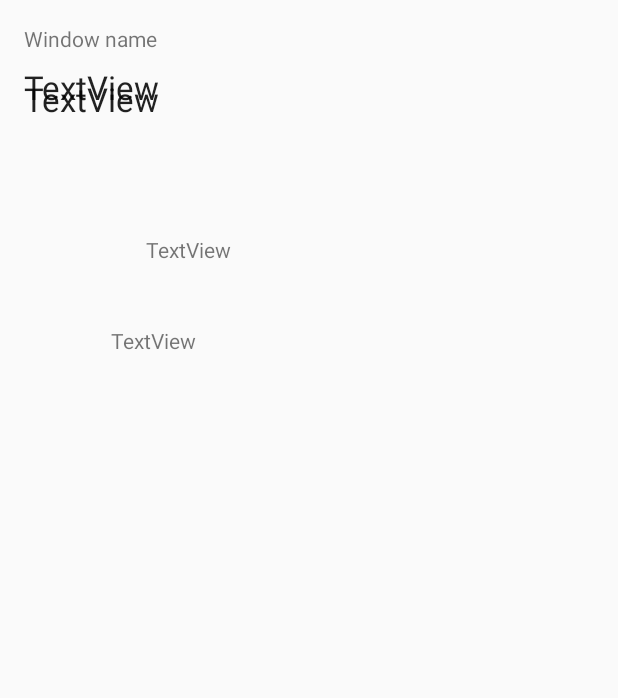
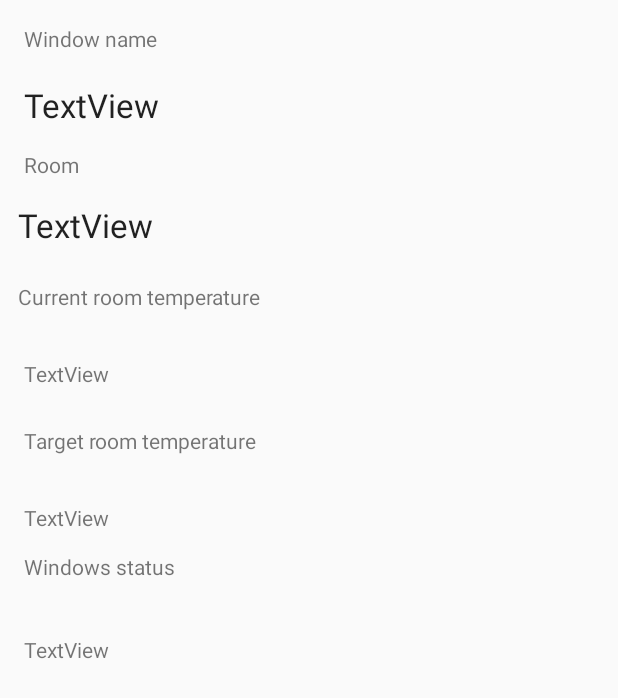
Before and after one commit to Aboussejra/faircorp_android_frontend, an Android app: the layout activity_window.xml on its own in the app's theme, with its tools: preview values and no code run, on a phone screen of 412 x 824 dp. Shown: the top 698 px of the screen. Run offline under Robolectric (Android 15) with nearby library versions, the phone set to English and light mode, and no system bars.

Commit message:
Layout updated Window activity

```diff
--- a/app/src/main/java/com/faircorp/WindowActivity.kt
+++ b/app/src/main/java/com/faircorp/WindowActivity.kt
@@ -8,28 +8,28 @@ import com.faircorp.model.WindowService
 //const val WINDOW_NAME_PARAM = "com.faircorp.windowname.attribute"
 // already defined in mainActivity, so there seems to be a conflict
 class WindowActivity : BasicActivity() {
-//    override fun onCreate(savedInstanceState: Bundle?) {
-//        super.onCreate(savedInstanceState)
-//        setContentView(R.layout.activity_window)
-//        supportActionBar?.setDisplayHomeAsUpEnabled(true)
-//        val param = intent.getStringExtra(WINDOW_NAME_PARAM)
-//        val windowName = findViewById<TextView>(R.id.txt_window_name)
-//        windowName.text = param
+    override fun onCreate(savedInstanceState: Bundle?) {
+        super.onCreate(savedInstanceState)
+        setContentView(R.layout.activity_window)
+        supportActionBar?.setDisplayHomeAsUpEnabled(true)
+        val param = intent.getStringExtra(WINDOW_NAME_PARAM)
+        val windowName = findViewById<TextView>(R.id.txt_window_name)
+        windowName.text = param
+    }
+//val windowService = WindowService()
+//override fun onCreate(savedInstanceState: Bundle?) {
+//    super.onCreate(savedInstanceState)
+//    setContentView(R.layout.activity_windows)
+//    supportActionBar?.setDisplayHomeAsUpEnabled(true)
+//    val id = intent.getLongExtra(WINDOW_NAME_PARAM, 0)
+//    val window = windowService.findById(id)
+//    val param = intent.getStringExtra(WINDOW_NAME_PARAM)
+//    if (window != null) {
+//        findViewById<TextView>(R.id.txt_window_name).text = window.name
+//        findViewById<TextView>(R.id.txt_room_name).text = window.room.name
+//        findViewById<TextView>(R.id.txt_window_current_temperature).text = window.room.currentTemperature?.toString()
+//        findViewById<TextView>(R.id.txt_window_target_temperature).text = window.room.targetTemperature?.toString()
+//        findViewById<TextView>(R.id.txt_window_status).text = window.status.toString()
 //    }
-val windowService = WindowService()
-override fun onCreate(savedInstanceState: Bundle?) {
-    super.onCreate(savedInstanceState)
-    setContentView(R.layout.activity_windows)
-    supportActionBar?.setDisplayHomeAsUpEnabled(true)
-    val id = intent.getLongExtra(WINDOW_NAME_PARAM, 0)
-    val window = windowService.findById(id)
-    val param = intent.getStringExtra(WINDOW_NAME_PARAM)
-    if (window != null) {
-        findViewById<TextView>(R.id.txt_window_name).text = window.name
-        findViewById<TextView>(R.id.txt_room_name).text = window.room.name
-        findViewById<TextView>(R.id.txt_window_current_temperature).text = window.room.currentTemperature?.toString()
-        findViewById<TextView>(R.id.txt_window_target_temperature).text = window.room.targetTemperature?.toString()
-        findViewById<TextView>(R.id.txt_window_status).text = window.status.toString()
-    }
+//}
 }
-}
--- a/app/src/main/res/layout/activity_window.xml
+++ b/app/src/main/res/layout/activity_window.xml
@@ -5,8 +5,50 @@
     android:layout_width="match_parent"
     android:layout_height="match_parent"
     tools:context=".WindowActivity">
+
     <TextView
-        android:id="@+id/txt_room_name"
+        android:id="@+id/window_status"
+        android:layout_width="wrap_content"
+        android:layout_height="wrap_content"
+        android:layout_marginStart="16dp"
+        android:layout_marginTop="368dp"
+        android:text="Windows status"
+        app:layout_constraintStart_toStartOf="parent"
+        app:layout_constraintTop_toTopOf="parent" />
+
+    <TextView
+        android:id="@+id/target_room_temperature"
+        android:layout_width="wrap_content"
+        android:layout_height="wrap_content"
+        android:layout_marginStart="16dp"
+        android:layout_marginTop="284dp"
+        android:text="Target room temperature"
+        app:layout_constraintStart_toStartOf="parent"
+        app:layout_constraintTop_toTopOf="parent" />
+
+    <TextView
+        android:id="@+id/current_room_temperature"
+        android:layout_width="wrap_content"
+        android:layout_height="wrap_content"
+        android:layout_marginStart="12dp"
+        android:layout_marginTop="188dp"
+        android:text="Current room temperature"
+        app:layout_constraintStart_toStartOf="parent"
+        app:layout_constraintTop_toTopOf="parent" />
+
+
+    <TextView
+        android:id="@+id/room_name"
+        android:layout_width="wrap_content"
+        android:layout_height="wrap_content"
+        android:layout_marginStart="16dp"
+        android:layout_marginTop="100dp"
+        android:text="Room"
+        app:layout_constraintStart_toStartOf="parent"
+        app:layout_constraintTop_toTopOf="parent" />
+
+    <TextView
+        android:id="@+id/window_name"
         android:layout_width="wrap_content"
         android:layout_height="wrap_content"
         android:layout_marginLeft="16dp"
@@ -19,46 +61,50 @@
         android:id="@+id/txt_window_name"
         android:layout_width="wrap_content"
         android:layout_height="wrap_content"
-        android:layout_marginStart="16dp"
-        android:layout_marginTop="16dp"
+        android:layout_marginTop="20dp"
         android:text="@string/txt_window_name"
         android:textAppearance="@style/TextAppearance.AppCompat.Large"
+        app:layout_constraintStart_toStartOf="@+id/window_name"
+        app:layout_constraintTop_toBottomOf="@+id/window_name" />
+
+    <TextView
+        android:id="@+id/txt_window_room_name"
+        android:layout_width="wrap_content"
+        android:layout_height="wrap_content"
+        android:layout_marginStart="12dp"
+        android:layout_marginTop="16dp"
+        android:text="@string/txt_room_name"
+        android:textAppearance="@style/TextAppearance.AppCompat.Large"
         app:layout_constraintStart_toStartOf="parent"
-        app:layout_constraintTop_toBottomOf="@+id/txt_room_name" />
+        app:layout_constraintTop_toBottomOf="@+id/room_name" />
+
     <TextView
         android:id="@+id/txt_window_current_temperature"
         android:layout_width="wrap_content"
         android:layout_height="wrap_content"
         android:layout_marginStart="16dp"
-        android:layout_marginLeft="16dp"
-        android:layout_marginTop="8dp"
+        android:layout_marginTop="32dp"
         android:text="@string/txt_window_current_temperature"
-        android:textAppearance="@style/TextAppearance.AppCompat.Large"
         app:layout_constraintStart_toStartOf="parent"
-        app:layout_constraintTop_toBottomOf="@+id/txt_room_name" />
-
+        app:layout_constraintTop_toBottomOf="@+id/current_room_temperature" />
     <TextView
         android:id="@+id/txt_window_target_temperature"
         android:layout_width="wrap_content"
         android:layout_height="wrap_content"
-        android:layout_marginStart="97dp"
-        android:layout_marginLeft="97dp"
-        android:layout_marginTop="76dp"
+        android:layout_marginStart="16dp"
+        android:layout_marginTop="32dp"
         android:text="@string/txt_window_target_temperature"
         app:layout_constraintStart_toStartOf="parent"
-        app:layout_constraintTop_toBottomOf="@+id/txt_window_name" />
-
+        app:layout_constraintTop_toBottomOf="@+id/target_room_temperature" />
     <TextView
         android:id="@+id/txt_window_status"
         android:layout_width="wrap_content"
         android:layout_height="wrap_content"
-        android:layout_marginStart="74dp"
-        android:layout_marginLeft="74dp"
-        android:layout_marginTop="41dp"
+        android:layout_marginStart="16dp"
+        android:layout_marginTop="36dp"
         android:text="@string/txt_window_status"
         app:layout_constraintStart_toStartOf="parent"
-        app:layout_constraintTop_toBottomOf="@+id/txt_window_target_temperature" />
-
+        app:layout_constraintTop_toBottomOf="@+id/window_status" />
 
 
 </android.support.constraint.ConstraintLayout>
```
